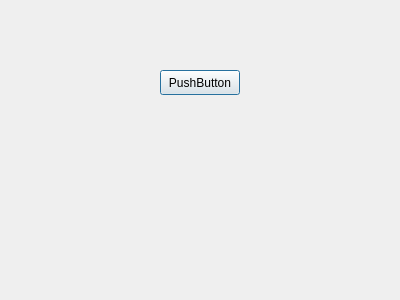
Above: window2.ui from Kostya808/snake before the change. Below: the same form after it.
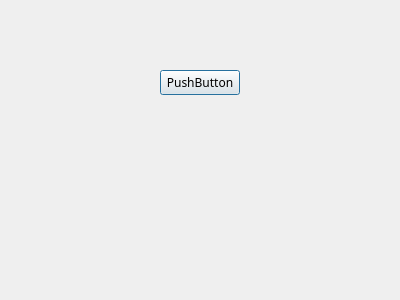
That is the form after the change.

Diff of the .ui file:
```diff
--- a/window2.ui
+++ b/window2.ui
@@ -10,6 +10,11 @@
     <height>300</height>
    </rect>
   </property>
+  <property name="font">
+   <font>
+    <family>SignPainter'sGothicIt.Sh.SC JL</family>
+   </font>
+  </property>
   <property name="windowTitle">
    <string>Dialog</string>
   </property>
```
